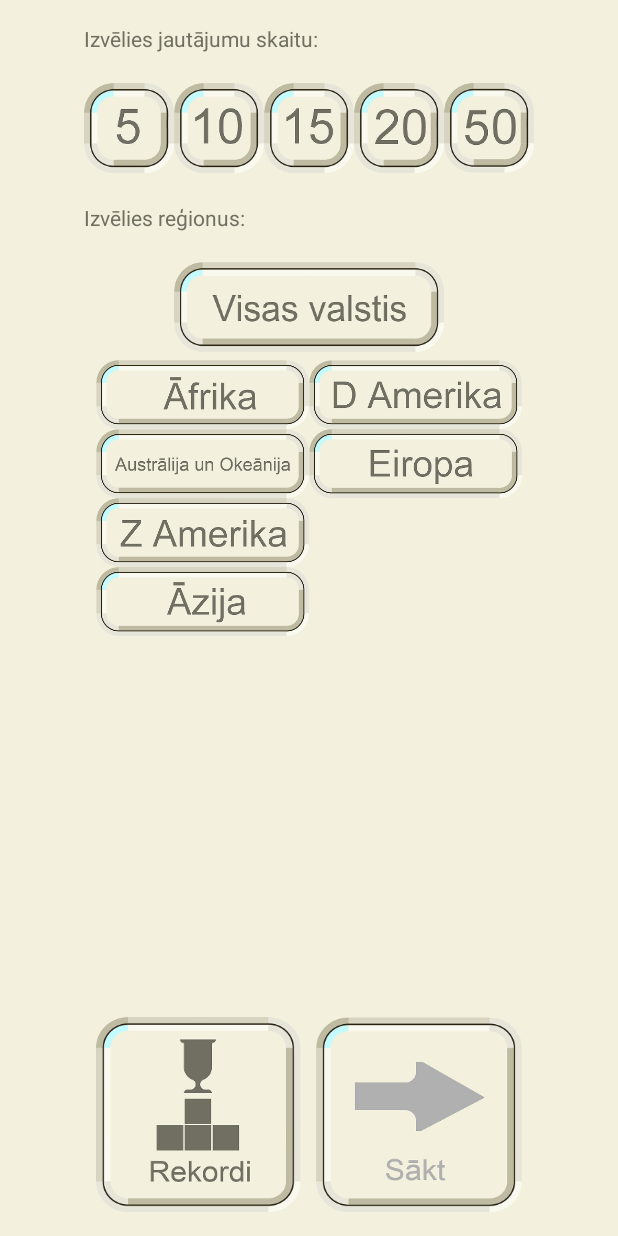
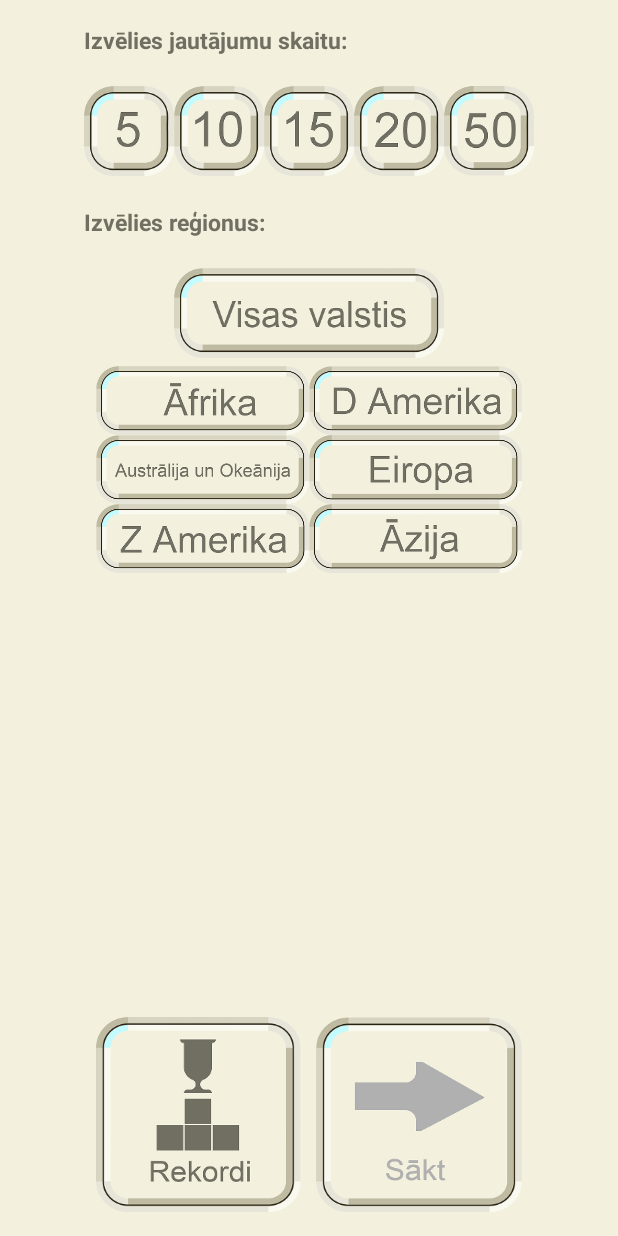
Before and after one commit to Hamaster/karogi, an Android app: the screen it shows after launch (MainActivity), on a phone screen of 412 x 824 dp. Run offline under Robolectric (Android 15) with nearby library versions, the phone set to English and light mode, and no system bars.

Commit message:
work grinds

```diff
--- a/Karogi/app/src/main/java/com/example/toms/karogi/MainActivity.java
+++ b/Karogi/app/src/main/java/com/example/toms/karogi/MainActivity.java
@@ -297,6 +297,7 @@ public class MainActivity extends Activity {
                 button_15.setBackgroundResource(R.drawable.i15_unselected);
                 button_20.setBackgroundResource(R.drawable.i20_unselected);
                 button_50.setBackgroundResource(R.drawable.i50_unselected);
+                //todo set the rest as false
                 saktBackgroundCheck();
             }
         });
--- a/Karogi/app/src/main/res/layout/content_main.xml
+++ b/Karogi/app/src/main/res/layout/content_main.xml
@@ -27,9 +27,9 @@
         android:layout_height="46dip"
         android:id="@+id/imageButton_azija"
         android:background="@drawable/azija_unselected"
-        android:layout_below="@+id/imageButton_ziemel_amerika"
-        android:layout_toLeftOf="@+id/imageButton_eiropa"
-        android:layout_toStartOf="@+id/imageButton_eiropa" />
+        android:layout_alignTop="@+id/imageButton_ziemel_amerika"
+        android:layout_alignLeft="@+id/imageButton_eiropa"
+        android:layout_alignStart="@+id/imageButton_eiropa" />
 
     <ImageButton
         android:layout_width="142dip"
@@ -93,7 +93,9 @@
         android:layout_below="@+id/imageButton_5"
         android:layout_alignLeft="@+id/imageButton_5"
         android:layout_alignStart="@+id/imageButton_5"
-        android:layout_marginTop="20dp" />
+        android:layout_marginTop="20dp"
+        android:textSize="15.0sp"
+        android:textStyle="bold"/>
 
     <ImageButton
         android:layout_width="60dip"
@@ -149,7 +151,9 @@
         android:layout_alignParentTop="true"
         android:layout_alignLeft="@+id/imageButton_5"
         android:layout_alignStart="@+id/imageButton_5"
-        android:textColor="@color/darkBrown" />
+        android:textColor="@color/darkBrown"
+        android:textSize="15.0sp"
+        android:textStyle="bold"/>
 
     <ImageButton
         android:layout_width="130dip"
@@ -157,9 +161,9 @@
         android:id="@+id/imageButton_rekordi"
         android:background="@drawable/rekordi"
         android:layout_alignParentBottom="true"
-        android:layout_alignLeft="@+id/imageButton_azija"
-        android:layout_alignStart="@+id/imageButton_azija"
-        android:layout_toLeftOf="@+id/view1"/>
+        android:layout_toLeftOf="@+id/view1"
+        android:layout_alignLeft="@+id/imageButton_ziemel_amerika"
+        android:layout_alignStart="@+id/imageButton_ziemel_amerika" />
 
     <View
         android:id="@+id/view1"
```
Also changed, not shown: Karogi/app/src/main/res/layout/activity_questions.xml (added, +55 -0 lines), Karogi/app/src/main/res/layout/activity_records.xml (added, +99 -0 lines), Karogi/app/src/main/res/drawable-hdpi/partraukt.jpg (added), Karogi/app/src/main/res/drawable-ldpi/partraukt.jpg (added), Karogi/app/src/main/res/drawable-mdpi/partraukt.jpg (added), Karogi/app/src/main/res/drawable-xhdpi/partraukt.jpg (added), Karogi/app/src/main/res/drawable-xxhdpi/partraukt.jpg (added), 2 other files.
